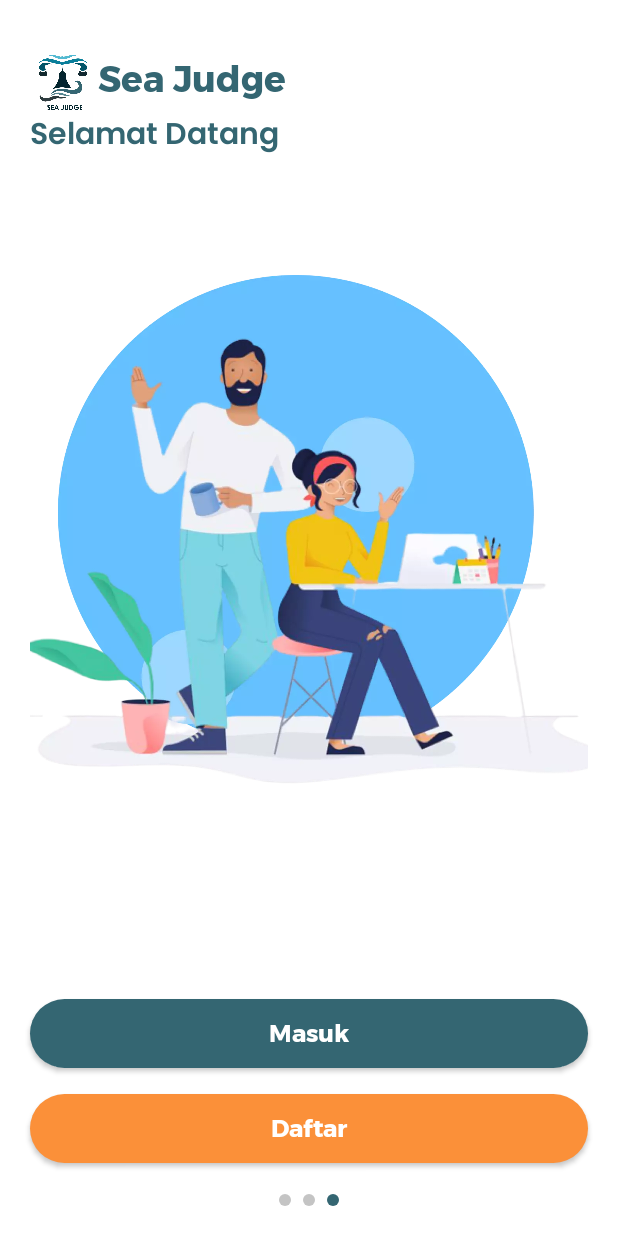
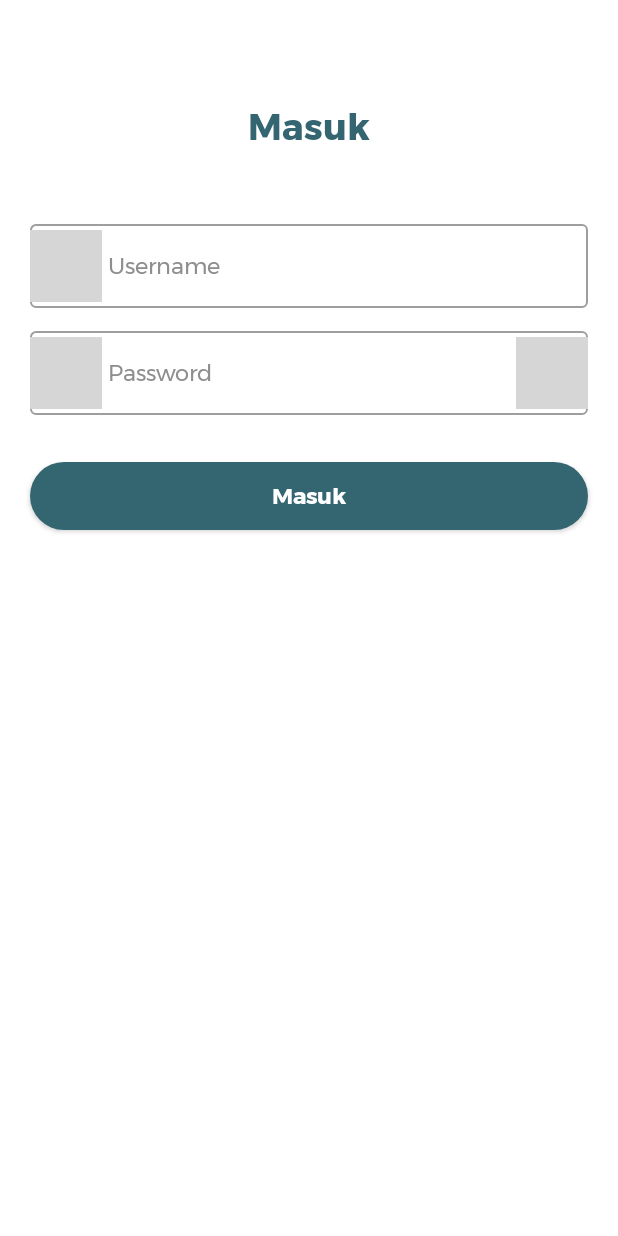
Before and after one commit to ajailani4/sea-judge-android, an Android app built with Jetpack Compose: the screen it shows after launch (MainActivity), after a tap on "Masuk", on a phone screen of 412 x 824 dp. Run offline under Robolectric (Android 15) with nearby library versions, the phone set to English and light mode, and no system bars; our stand-ins replace Dagger/Hilt's generated code, accompanist; libraries missing offline, so code that uses them is left out: compose.icons, compose.icons.evaicons; 3 statements that could not run were skipped; 1 other tap on this screen came first; grey boxes are pictures that could not be loaded.

Commit message:
Add login screen UI

```diff
--- a/app/build.gradle
+++ b/app/build.gradle
@@ -60,8 +60,8 @@ dependencies {
     implementation 'com.google.android.material:material:1.5.0'
     implementation "androidx.compose.ui:ui:$compose_version"
     implementation "androidx.compose.material:material:$compose_version"
-    implementation "androidx.compose.material:material-icons-extended:$compose_version"
     implementation "androidx.compose.ui:ui-tooling-preview:$compose_version"
+    implementation "br.com.devsrsouza.compose.icons.android:eva-icons:1.0.0"
     implementation "androidx.navigation:navigation-compose:2.5.0-alpha03"
     implementation 'com.valentinilk.shimmer:compose-shimmer:1.0.2'
     implementation "io.coil-kt:coil-compose:1.3.2"
--- a/app/src/main/java/com/example/seajudge/MainActivity.kt
+++ b/app/src/main/java/com/example/seajudge/MainActivity.kt
@@ -14,7 +14,9 @@ import com.example.seajudge.ui.Navigation
 import com.example.seajudge.ui.Screen
 import com.example.seajudge.ui.theme.SeaJudgeTheme
 import com.google.accompanist.pager.ExperimentalPagerApi
+import dagger.hilt.android.AndroidEntryPoint
 
+@AndroidEntryPoint
 @ExperimentalPagerApi
 class MainActivity : ComponentActivity() {
     override fun onCreate(savedInstanceState: Bundle?) {
--- a/app/src/main/java/com/example/seajudge/ui/Navigation.kt
+++ b/app/src/main/java/com/example/seajudge/ui/Navigation.kt
@@ -5,6 +5,7 @@ import androidx.navigation.NavController
 import androidx.navigation.NavHostController
 import androidx.navigation.compose.NavHost
 import androidx.navigation.compose.composable
+import com.example.seajudge.ui.feature.login.LoginScreen
 import com.example.seajudge.ui.feature.onboarding.OnboardingScreen
 import com.google.accompanist.pager.ExperimentalPagerApi
 
@@ -15,5 +16,9 @@ fun Navigation(navController: NavHostController, startDestination: String) {
         composable(route = Screen.OnboardingScreen.route) {
             OnboardingScreen(navController)
         }
+
+        composable(route = Screen.LoginScreen.route) {
+            LoginScreen(navController)
+        }
     }
 }
--- a/app/src/main/java/com/example/seajudge/ui/Screen.kt
+++ b/app/src/main/java/com/example/seajudge/ui/Screen.kt
@@ -2,4 +2,5 @@ package com.example.seajudge.ui
 
 sealed class Screen(val route: String) {
     object OnboardingScreen : Screen("onboarding_screen")
+    object LoginScreen : Screen("login_screen")
 }
--- a/app/src/main/java/com/example/seajudge/ui/feature/login/LoginScreen.kt
+++ b/app/src/main/java/com/example/seajudge/ui/feature/login/LoginScreen.kt
@@ -1,8 +1,147 @@
 package com.example.seajudge.ui.feature.login
 
+import androidx.compose.foundation.layout.*
+import androidx.compose.foundation.rememberScrollState
+import androidx.compose.foundation.shape.CircleShape
+import androidx.compose.foundation.text.KeyboardOptions
+import androidx.compose.foundation.verticalScroll
+import androidx.compose.material.*
 import androidx.compose.runtime.Composable
+import androidx.compose.ui.Alignment
+import androidx.compose.ui.Alignment.Companion.CenterHorizontally
+import androidx.compose.ui.Modifier
+import androidx.compose.ui.graphics.Color
+import androidx.compose.ui.text.TextStyle
+import androidx.compose.ui.text.font.FontWeight
+import androidx.compose.ui.text.input.KeyboardType
+import androidx.compose.ui.text.input.PasswordVisualTransformation
+import androidx.compose.ui.text.input.VisualTransformation
+import androidx.compose.ui.unit.dp
+import androidx.compose.ui.unit.sp
+import androidx.hilt.navigation.compose.hiltViewModel
+import androidx.navigation.NavController
+import com.example.seajudge.ui.theme.Grey
+import com.example.seajudge.ui.theme.Primary
+import com.example.seajudge.ui.theme.poppinsFamily
+import compose.icons.EvaIcons
+import compose.icons.evaicons.Fill
+import compose.icons.evaicons.Outline
+import compose.icons.evaicons.fill.Lock
+import compose.icons.evaicons.fill.Person
+import compose.icons.evaicons.outline.Eye
+import compose.icons.evaicons.outline.EyeOff
 
 @Composable
-fun LoginScreen() {
+fun LoginScreen(
+    navController: NavController,
+    loginViewModel: LoginViewModel = hiltViewModel()
+) {
+    val username = loginViewModel.username
+    val onUsernameChanged = loginViewModel::onUsernameChanged
+    val password = loginViewModel.password
+    val onPasswordChanged = loginViewModel::onPasswordChanged
+    val passwordVisibility = loginViewModel.passwordVisibility
+    val onPasswordVisibilityChanged = loginViewModel::onPasswordVisibilityChanged
 
+    Column(
+        modifier = Modifier
+            .fillMaxSize()
+            .padding(horizontal = 20.dp)
+            .verticalScroll(rememberScrollState()),
+    ) {
+        Text(
+            modifier = Modifier
+                .align(CenterHorizontally)
+                .padding(top = 70.dp),
+            text = "Masuk",
+            color = Primary,
+            fontWeight = FontWeight.Bold,
+            style = MaterialTheme.typography.h1
+        )
+        Spacer(modifier = Modifier.height(50.dp))
+        OutlinedTextField(
+            modifier = Modifier.fillMaxWidth(),
+            value = username,
+            onValueChange = onUsernameChanged,
+            leadingIcon = {
+                Icon(
+                    imageVector = EvaIcons.Fill.Person,
+                    tint = Primary,
+                    contentDescription = "Username icon"
+                )
+            },
+            placeholder = {
+                Text(
+                    text = "Username",
+                    color = Grey,
+                    style = MaterialTheme.typography.subtitle1
+                )
+            },
+            singleLine = true,
+            textStyle = TextStyle(
+                color = Color.Black,
+                fontFamily = poppinsFamily,
+                fontSize = 15.sp
+            )
+        )
+        Spacer(modifier = Modifier.height(15.dp))
+        OutlinedTextField(
+            modifier = Modifier.fillMaxWidth(),
+            value = password,
+            onValueChange = onPasswordChanged,
+            leadingIcon = {
+                Icon(
+                    imageVector = EvaIcons.Fill.Lock,
+                    tint = Primary,
+                    contentDescription = "Password icon"
+                )
+            },
+            placeholder = {
+                Text(
+                    text = "Password",
+                    color = Grey,
+                    style = MaterialTheme.typography.subtitle1
+                )
+            },
+            trailingIcon = {
+                IconButton(onClick = onPasswordVisibilityChanged) {
+                    Icon(
+                        imageVector = if (passwordVisibility) {
+                            EvaIcons.Outline.Eye
+                        } else {
+                            EvaIcons.Outline.EyeOff
+                        },
+                        contentDescription = "Password visibility icon"
+                    )
+                }
+            },
+            singleLine = true,
+            textStyle = TextStyle(
+                color = Color.Black,
+                fontFamily = poppinsFamily,
+                fontSize = 15.sp
+            ),
+            keyboardOptions = KeyboardOptions(
+                keyboardType = KeyboardType.Password
+            ),
+            visualTransformation = if (passwordVisibility) VisualTransformation.None else PasswordVisualTransformation()
+        )
+        Spacer(modifier = Modifier.height(30.dp))
+        Button(
+            modifier = Modifier
+                .fillMaxWidth()
+                .padding(bottom = 20.dp),
+            shape = CircleShape,
+            colors = ButtonDefaults.buttonColors(backgroundColor = Primary),
+            onClick = { /*TODO*/ }
+        ) {
+            Text(
+                modifier = Modifier.padding(5.dp),
+                text = "Masuk",
+                color = Color.White,
+                fontWeight = FontWeight.SemiBold,
+                style = MaterialTheme.typography.subtitle1
+            )
+        }
+    }
 }
--- a/app/src/main/java/com/example/seajudge/ui/feature/login/LoginViewModel.kt
+++ b/app/src/main/java/com/example/seajudge/ui/feature/login/LoginViewModel.kt
@@ -1,4 +1,29 @@
 package com.example.seajudge.ui.feature.login
 
-class LoginViewModel {
+import androidx.compose.runtime.getValue
+import androidx.compose.runtime.mutableStateOf
+import androidx.compose.runtime.setValue
+import androidx.lifecycle.ViewModel
+import dagger.hilt.android.lifecycle.HiltViewModel
+import javax.inject.Inject
+
+@HiltViewModel
+class LoginViewModel @Inject constructor(
+
+) : ViewModel() {
+    var username by mutableStateOf("")
+    var password by mutableStateOf("")
+    var passwordVisibility by mutableStateOf(false)
+
+    fun onUsernameChanged(text: String) {
+        username = text
+    }
+
+    fun onPasswordChanged(text: String) {
+        password = text
+    }
+
+    fun onPasswordVisibilityChanged() {
+        passwordVisibility = !passwordVisibility
+    }
 }
--- a/app/src/main/java/com/example/seajudge/ui/feature/onboarding/OnboardingScreen.kt
+++ b/app/src/main/java/com/example/seajudge/ui/feature/onboarding/OnboardingScreen.kt
@@ -21,6 +21,7 @@ import androidx.compose.ui.text.font.FontWeight
 import androidx.compose.ui.unit.dp
 import androidx.navigation.NavController
 import com.example.seajudge.R
+import com.example.seajudge.ui.Screen
 import com.example.seajudge.ui.feature.onboarding.component.OnboardingItemScreen
 import com.example.seajudge.ui.theme.Primary
 import com.example.seajudge.ui.theme.Secondary
@@ -52,8 +53,9 @@ fun OnboardingScreen(navController: NavController) {
                     Image(
                         modifier = Modifier.size(45.dp),
                         painter = painterResource(id = R.drawable.logo_app),
-                        contentDescription = "App Logo"
+                        contentDescription = "App logo"
                     )
+                    Spacer(modifier = Modifier.width(5.dp))
                     Text(
                         text = "Sea Judge",
                         color = Primary,
@@ -61,6 +63,7 @@ fun OnboardingScreen(navController: NavController) {
                         style = MaterialTheme.typography.h1
                     )
                 }
+                Spacer(modifier = Modifier.height(10.dp))
                 Text(
                     text = "Selamat Datang",
                     color = Primary,
@@ -89,7 +92,7 @@ fun OnboardingScreen(navController: NavController) {
                         .padding(horizontal = 20.dp),
                     shape = CircleShape,
                     colors = ButtonDefaults.buttonColors(backgroundColor = Primary),
-                    onClick = { /*TODO*/ }
+                    onClick = { navController.navigate(Screen.LoginScreen.route) }
                 ) {
                     Text(
                         modifier = Modifier.padding(5.dp),
--- a/app/src/main/java/com/example/seajudge/ui/feature/onboarding/component/OnboardingItemScreen.kt
+++ b/app/src/main/java/com/example/seajudge/ui/feature/onboarding/component/OnboardingItemScreen.kt
@@ -25,7 +25,7 @@ fun OnboardingItemScreen(item: OnboardingItem) {
         Image(
             modifier = Modifier
                 .align(CenterHorizontally)
-                .size(500.dp),
+                .size(480.dp),
             painter = painterResource(id = item.image),
             contentDescription = "Illustration"
         )
```
